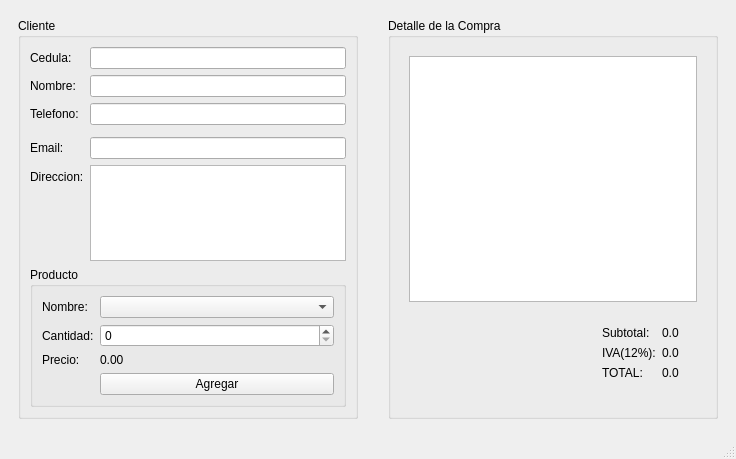
Before: the Qt Designer form tienda.ui in XMoiX22/Qt-Tienda, drawn with Qt 5.
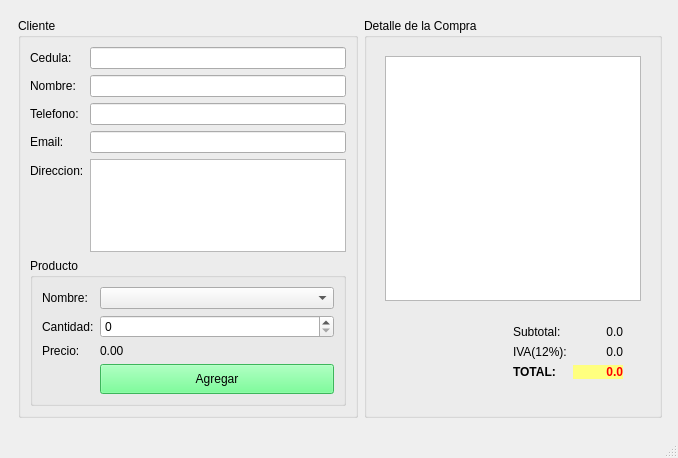
After: the same form once the commit is applied.

What changed in the file:
```diff
--- a/tienda.ui
+++ b/tienda.ui
@@ -6,19 +6,25 @@
    <rect>
     <x>0</x>
     <y>0</y>
-    <width>736</width>
-    <height>459</height>
+    <width>678</width>
+    <height>458</height>
    </rect>
   </property>
   <property name="windowTitle">
    <string>Tienda</string>
   </property>
   <widget class="QWidget" name="centralwidget">
-   <layout class="QVBoxLayout" name="verticalLayout">
-    <item>
+   <layout class="QFormLayout" name="formLayout_4">
+    <item row="0" column="0">
      <widget class="QWidget" name="widget_2" native="true">
-      <layout class="QHBoxLayout" name="horizontalLayout_4">
-       <item>
+      <property name="maximumSize">
+       <size>
+        <width>700</width>
+        <height>16777215</height>
+       </size>
+      </property>
+      <layout class="QGridLayout" name="gridLayout">
+       <item row="0" column="0">
         <widget class="QGroupBox" name="groupBox">
          <property name="title">
           <string>Cliente</string>
@@ -32,7 +38,11 @@
            </widget>
           </item>
           <item row="0" column="1">
-           <widget class="QLineEdit" name="lineEdit"/>
+           <widget class="QLineEdit" name="inCedula">
+            <property name="text">
+             <string/>
+            </property>
+           </widget>
           </item>
           <item row="1" column="0">
            <widget class="QLabel" name="label_2">
@@ -42,7 +52,7 @@
            </widget>
           </item>
           <item row="1" column="1">
-           <widget class="QLineEdit" name="lineEdit_2"/>
+           <widget class="QLineEdit" name="inNombre"/>
           </item>
           <item row="2" column="0">
            <widget class="QLabel" name="label_3">
@@ -52,7 +62,7 @@
            </widget>
           </item>
           <item row="2" column="1">
-           <widget class="QLineEdit" name="lineEdit_3"/>
+           <widget class="QLineEdit" name="inTelefono"/>
           </item>
           <item row="4" column="0">
            <widget class="QLabel" name="label_4">
@@ -62,7 +72,7 @@
            </widget>
           </item>
           <item row="4" column="1">
-           <widget class="QLineEdit" name="lineEdit_4"/>
+           <widget class="QLineEdit" name="inEmail"/>
           </item>
           <item row="5" column="0">
            <widget class="QLabel" name="label_5">
@@ -72,7 +82,11 @@
            </widget>
           </item>
           <item row="5" column="1">
-           <widget class="QPlainTextEdit" name="plainTextEdit"/>
+           <widget class="QPlainTextEdit" name="inDireccion">
+            <property name="lineWidth">
+             <number>3</number>
+            </property>
+           </widget>
           </item>
           <item row="6" column="0" colspan="2">
            <widget class="QGroupBox" name="groupBox_2">
@@ -88,7 +102,7 @@
               </widget>
              </item>
              <item row="0" column="1">
-              <widget class="QComboBox" name="comboBox"/>
+              <widget class="QComboBox" name="inProducto"/>
              </item>
              <item row="1" column="0">
               <widget class="QLabel" name="label_7">
@@ -98,17 +112,27 @@
               </widget>
              </item>
              <item row="1" column="1">
-              <widget class="QSpinBox" name="spinBox"/>
+              <widget class="QSpinBox" name="inCantidad"/>
              </item>
              <item row="2" column="1">
-              <widget class="QLabel" name="label_9">
+              <widget class="QLabel" name="outPrecio">
                <property name="text">
                 <string>0.00</string>
                </property>
               </widget>
              </item>
              <item row="3" column="1">
-              <widget class="QPushButton" name="pushButton">
+              <widget class="QPushButton" name="btnAgregrar">
+               <property name="minimumSize">
+                <size>
+                 <width>0</width>
+                 <height>30</height>
+                </size>
+               </property>
+               <property name="styleSheet">
+                <string notr="true">background-color: rgb(85, 255, 127);
+color: rgb(0, 0, 0);</string>
+               </property>
                <property name="text">
                 <string>Agregar</string>
                </property>
@@ -124,18 +148,10 @@
             </layout>
            </widget>
           </item>
-          <item row="3" column="1">
-           <widget class="QWidget" name="widget_3" native="true"/>
-          </item>
          </layout>
         </widget>
        </item>
-       <item>
-        <widget class="QWidget" name="widget" native="true">
-         <layout class="QHBoxLayout" name="horizontalLayout"/>
-        </widget>
-       </item>
-       <item>
+       <item row="0" column="1">
         <widget class="QGroupBox" name="groupBox_3">
          <property name="title">
           <string>Detalle de la Compra</string>
@@ -145,7 +161,7 @@
            <widget class="QWidget" name="widget_4" native="true">
             <layout class="QVBoxLayout" name="verticalLayout_3">
              <item>
-              <widget class="QTableWidget" name="tableWidget"/>
+              <widget class="QTableWidget" name="outDetalle"/>
              </item>
              <item>
               <widget class="QWidget" name="widget_5" native="true">
@@ -157,7 +173,7 @@
                   </property>
                   <property name="sizeHint" stdset="0">
                    <size>
-                    <width>174</width>
+                    <width>103</width>
                     <height>20</height>
                    </size>
                   </property>
@@ -174,10 +190,19 @@
                     </widget>
                    </item>
                    <item row="0" column="1">
-                    <widget class="QLabel" name="label_13">
+                    <widget class="QLabel" name="outSubtotal">
+                     <property name="minimumSize">
+                      <size>
+                       <width>50</width>
+                       <height>0</height>
+                      </size>
+                     </property>
                      <property name="text">
                       <string>0.0</string>
                      </property>
+                     <property name="alignment">
+                      <set>Qt::AlignRight|Qt::AlignTrailing|Qt::AlignVCenter</set>
+                     </property>
                     </widget>
                    </item>
                    <item row="1" column="0">
@@ -188,24 +213,60 @@
                     </widget>
                    </item>
                    <item row="1" column="1">
-                    <widget class="QLabel" name="label_14">
+                    <widget class="QLabel" name="outIva">
+                     <property name="minimumSize">
+                      <size>
+                       <width>50</width>
+                       <height>0</height>
+                      </size>
+                     </property>
                      <property name="text">
                       <string>0.0</string>
                      </property>
+                     <property name="alignment">
+                      <set>Qt::AlignRight|Qt::AlignTrailing|Qt::AlignVCenter</set>
+                     </property>
                     </widget>
                    </item>
                    <item row="2" column="0">
                     <widget class="QLabel" name="label_12">
+                     <property name="font">
+                      <font>
+                       <pointsize>9</pointsize>
+                       <weight>75</weight>
+                       <bold>true</bold>
+                      </font>
+                     </property>
                      <property name="text">
                       <string>TOTAL:</string>
                      </property>
                     </widget>
                    </item>
                    <item row="2" column="1">
-                    <widget class="QLabel" name="label_15">
+                    <widget class="QLabel" name="outTotal">
+                     <property name="minimumSize">
+                      <size>
+                       <width>50</width>
+                       <height>0</height>
+                      </size>
+                     </property>
+                     <property name="font">
+                      <font>
+                       <pointsize>9</pointsize>
+                       <weight>75</weight>
+                       <bold>true</bold>
+                      </font>
+                     </property>
+                     <property name="styleSheet">
+                      <string notr="true">background-color: rgb(255, 255, 127);
+color: rgb(255, 0, 0);</string>
+                     </property>
                      <property name="text">
                       <string>0.0</string>
                      </property>
+                     <property name="alignment">
+                      <set>Qt::AlignRight|Qt::AlignTrailing|Qt::AlignVCenter</set>
+                     </property>
                     </widget>
                    </item>
                   </layout>
@@ -230,7 +291,7 @@
     <rect>
      <x>0</x>
      <y>0</y>
-     <width>736</width>
+     <width>678</width>
      <height>20</height>
     </rect>
    </property>
```
